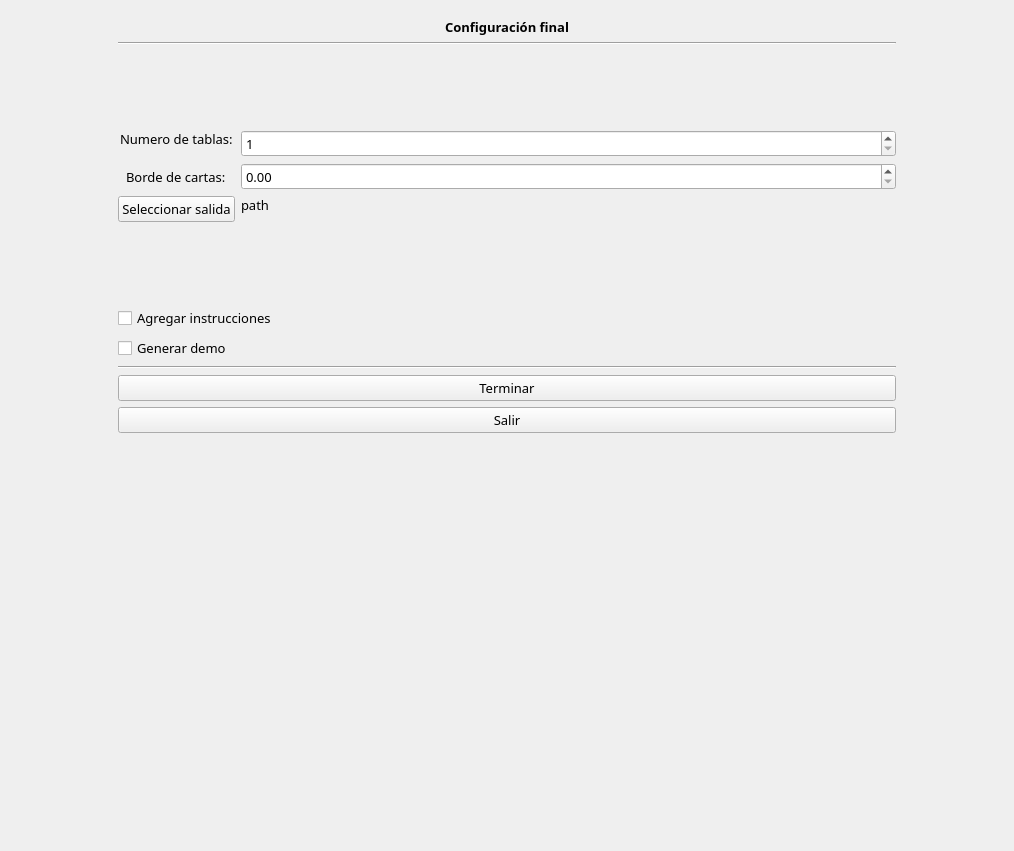
Before: the Qt Designer form gui/mainView.ui in JhovaneSotoP/Lotify, drawn with Qt 5.
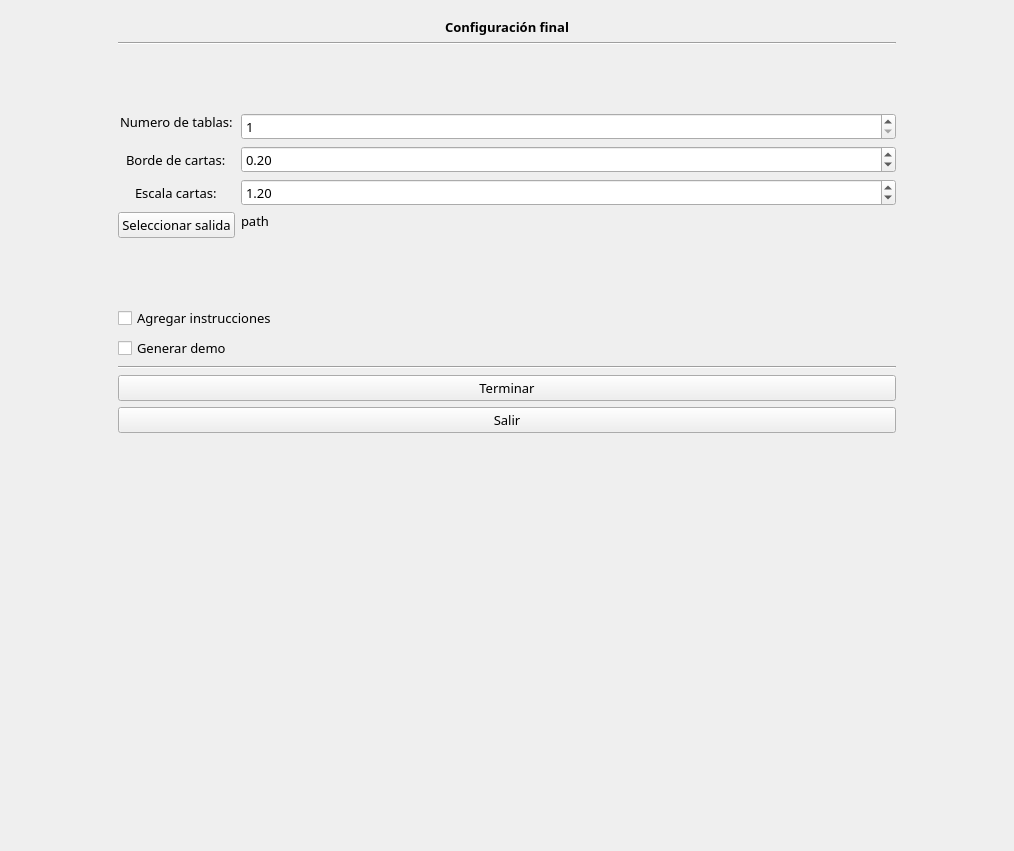
After: the same form once the commit is applied. The open tabs and pages were chosen to show the change.

What changed in the file:
```diff
--- a/gui/mainView.ui
+++ b/gui/mainView.ui
@@ -1175,8 +1175,8 @@
                 </property>
                </widget>
               </item>
-              <item row="2" column="0">
-               <widget class="QPushButton" name="sleccionarSalida">
+              <item row="3" column="0">
+               <widget class="QPushButton" name="seleccionarSalida">
                 <property name="sizePolicy">
                  <sizepolicy hsizetype="Minimum" vsizetype="Maximum">
                   <horstretch>0</horstretch>
@@ -1188,7 +1188,7 @@
                 </property>
                </widget>
               </item>
-              <item row="2" column="1">
+              <item row="3" column="1">
                <widget class="QLabel" name="pathSalida">
                 <property name="sizePolicy">
                  <sizepolicy hsizetype="Preferred" vsizetype="Maximum">
@@ -1209,7 +1209,25 @@
                </widget>
               </item>
               <item row="1" column="1">
-               <widget class="QDoubleSpinBox" name="doubleSpinBox_2"/>
+               <widget class="QDoubleSpinBox" name="bordeCartas">
+                <property name="value">
+                 <double>0.200000000000000</double>
+                </property>
+               </widget>
+              </item>
+              <item row="2" column="0">
+               <widget class="QLabel" name="label_15">
+                <property name="text">
+                 <string>Escala cartas:</string>
+                </property>
+               </widget>
+              </item>
+              <item row="2" column="1">
+               <widget class="QDoubleSpinBox" name="escalaCartas">
+                <property name="value">
+                 <double>1.200000000000000</double>
+                </property>
+               </widget>
               </item>
              </layout>
             </item>
```
Left out of the diff: 4 changed lines with no effect on the pictures.
